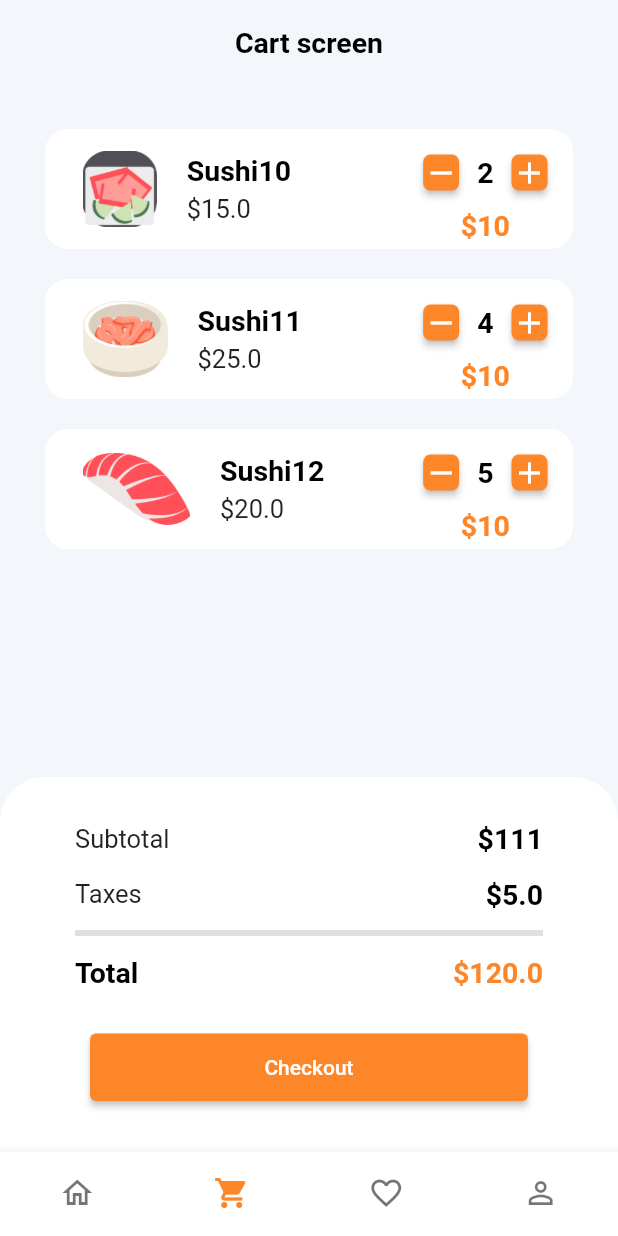
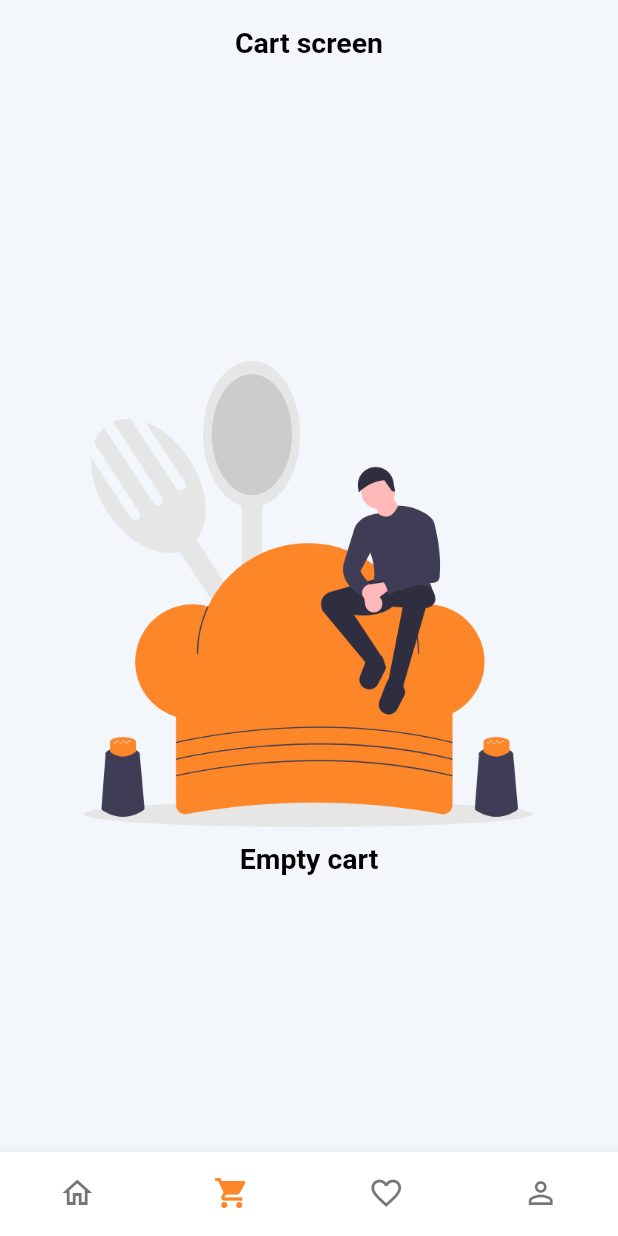
Before and after one commit to 1yuken/flutter_project, a Flutter app: the screen it shows after launch, item 2 of the bottom bar chosen, on a phone screen of 412 x 824 dp. Run offline on Flutter 3.47's test engine with Material 2 defaults, Android fonts, the phone set to English and light mode, and no system bars; our stand-ins replace badges, flutter_rating_bar, font_awesome_flutter.

Commit message:
cart logic

```diff
--- a/lib/states/food_state.dart
+++ b/lib/states/food_state.dart
@@ -12,6 +12,7 @@ class FoodState {
 
   final List<FoodCategory> _categories = AppData.categories;
   List<FoodCategory> get categories => _categories;
+  List<int> cartIds = [];
 
   int _selectedCategoryIndex = 0;
   int get selectedCategoryIndex => _selectedCategoryIndex;
--- a/lib/ui/screens/cart_screen.dart
+++ b/lib/ui/screens/cart_screen.dart
@@ -1,6 +1,7 @@
 import 'package:flutter/material.dart';
 import 'package:flutter_project/ui/widgets/empty_wrapper.dart';
 import '../../data/app_data.dart';
+import '../../states/food_state.dart';
 import '../../ui_kit/app_color.dart';
 import '../../ui_kit/app_text_style.dart';
 import '../widgets/counter_button.dart';
@@ -13,6 +14,7 @@ class CartScreen extends StatefulWidget {
 }
 
 class CartScreenState extends State<CartScreen> {
+  List<int> get cartIds => FoodState().cartIds;
   var cartFood = AppData.cartItems;
   @override
   Widget build(BuildContext context) {
@@ -20,10 +22,10 @@ class CartScreenState extends State<CartScreen> {
       appBar: _appBar(context),
       body: EmptyWrapper(
         title: "Empty cart",
-        isEmpty: cartFood.isEmpty,
+        isEmpty: cartIds.isEmpty,
         child: _cartListView(),
       ),
-      bottomNavigationBar: _bottomAppBar(),
+      bottomNavigationBar: cartIds.isEmpty ? const SizedBox() : _bottomAppBar(),
     );
   }
 
```
